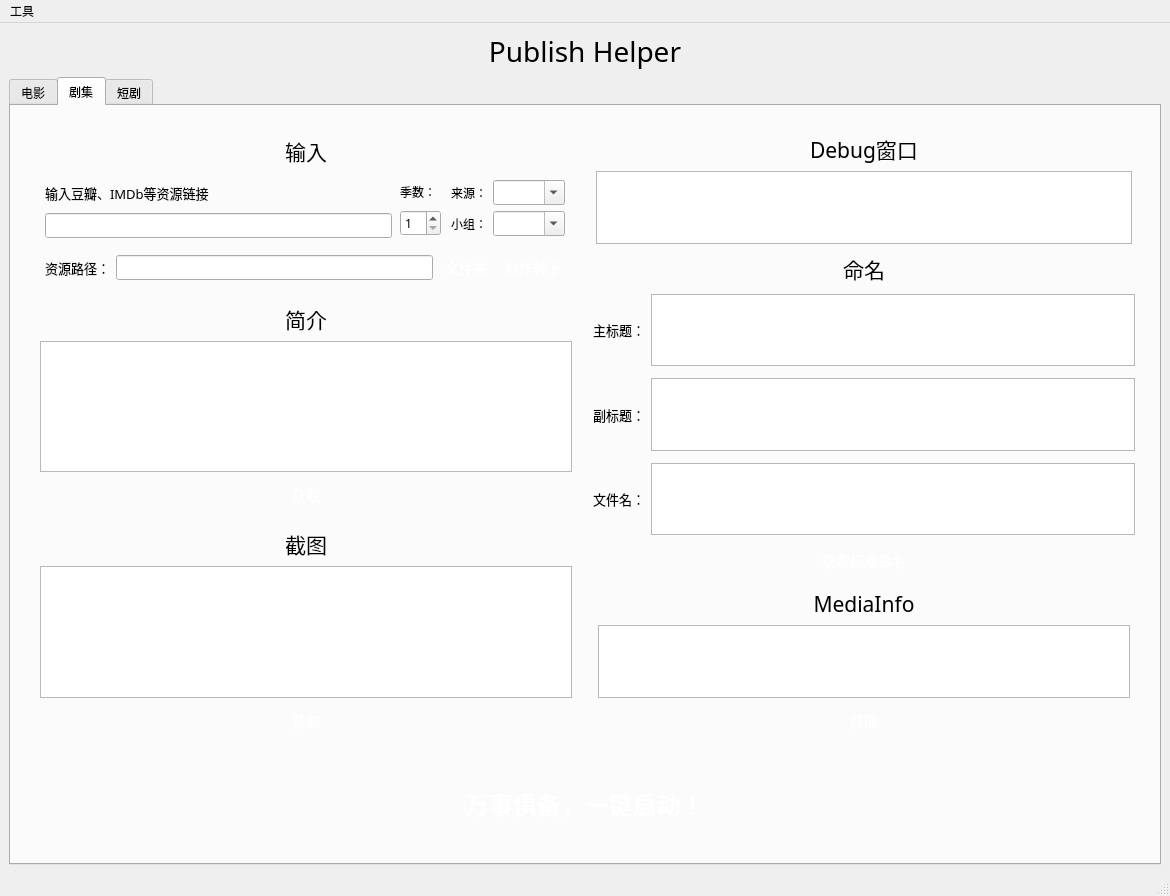
Before: the Qt Designer form ph-bjd/ui/mainwindow.ui in publish-helper/publish-helper, drawn with Qt 5.
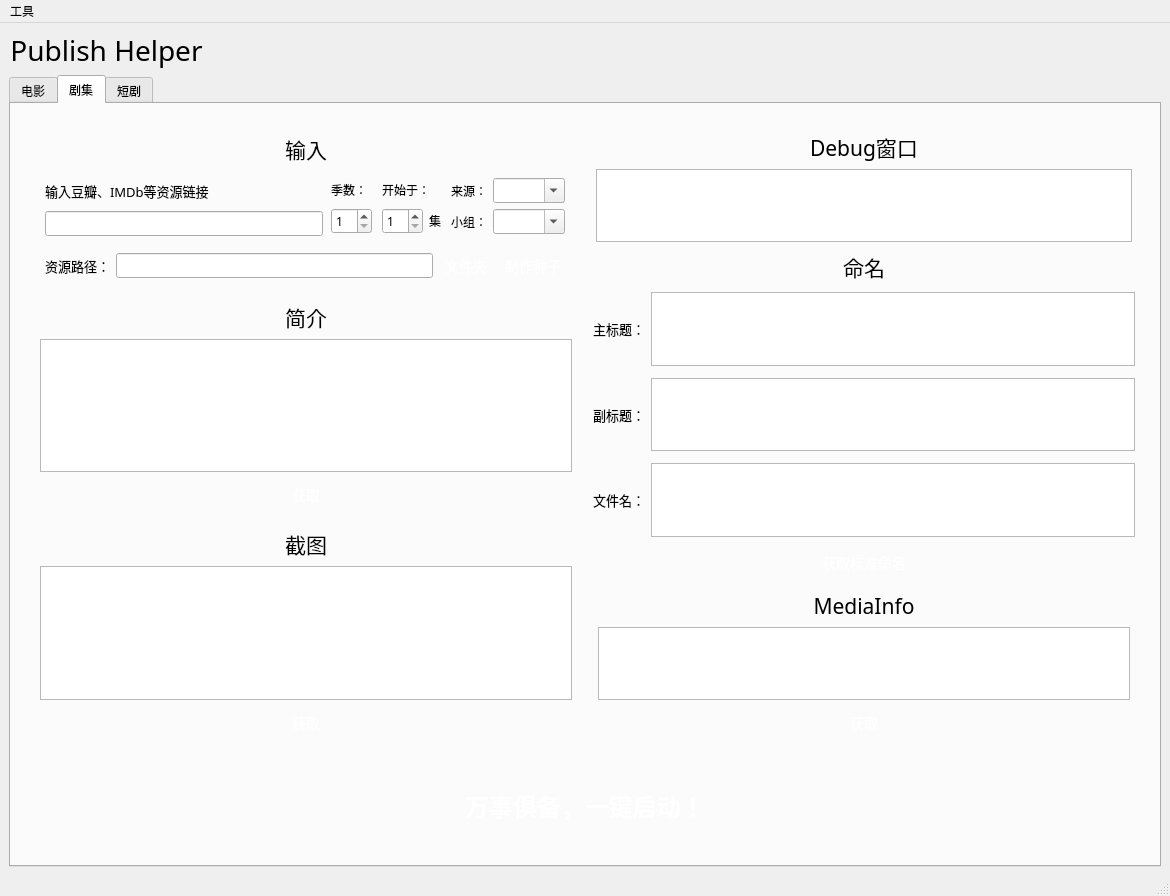
After: the same form once the commit is applied. The open tabs and pages were chosen to show the change.

The edit to the form file:
```diff
--- a/ph-bjd/ui/mainwindow.ui
+++ b/ph-bjd/ui/mainwindow.ui
@@ -23,9 +23,15 @@
    <string notr="true"/>
   </property>
   <widget class="QWidget" name="centralwidget">
-   <layout class="QVBoxLayout" name="verticalLayout_43">
-    <item>
      <widget class="QLabel" name="label_7">
+    <property name="geometry">
+     <rect>
+      <x>9</x>
+      <y>9</y>
+      <width>195</width>
+      <height>37</height>
+     </rect>
+    </property>
       <property name="font">
        <font>
         <family>微软雅黑</family>
@@ -39,9 +45,15 @@
        <set>Qt::AlignCenter</set>
       </property>
      </widget>
-    </item>
-    <item>
      <widget class="QTabWidget" name="tabWiget">
+    <property name="geometry">
+     <rect>
+      <x>9</x>
+      <y>52</y>
+      <width>1152</width>
+      <height>792</height>
+     </rect>
+    </property>
       <property name="currentIndex">
        <number>0</number>
       </property>
@@ -1012,6 +1024,10 @@
                    <number>5</number>
                   </property>
                   <item>
+                 <layout class="QVBoxLayout" name="verticalLayout_24">
+                  <item>
+                   <layout class="QVBoxLayout" name="verticalLayout_11">
+                    <item>
                    <layout class="QVBoxLayout" name="verticalLayout_34">
                     <property name="leftMargin">
                      <number>0</number>
@@ -1038,6 +1054,8 @@
                       </property>
                      </widget>
                     </item>
+                     </layout>
+                    </item>
                     <item>
                      <widget class="QLineEdit" name="ptGenUrlTV">
                       <property name="text">
@@ -1050,6 +1068,8 @@
                     </item>
                    </layout>
                   </item>
+                 </layout>
+                </item>
                   <item>
                    <layout class="QVBoxLayout" name="verticalLayout_42">
                     <property name="leftMargin">
@@ -1094,6 +1114,63 @@
                     </item>
                    </layout>
                   </item>
+                <item>
+                 <layout class="QVBoxLayout" name="verticalLayout_44">
+                  <property name="leftMargin">
+                   <number>2</number>
+                  </property>
+                  <property name="topMargin">
+                   <number>2</number>
+                  </property>
+                  <property name="rightMargin">
+                   <number>2</number>
+                  </property>
+                  <property name="bottomMargin">
+                   <number>2</number>
+                  </property>
+                  <item>
+                   <layout class="QHBoxLayout" name="horizontalLayout_43">
+                    <item>
+                     <widget class="QLabel" name="label_60">
+                      <property name="font">
+                       <font>
+                        <family>微软雅黑</family>
+                        <pointsize>9</pointsize>
+                       </font>
+                      </property>
+                      <property name="text">
+                       <string>开始于：</string>
+                      </property>
+                     </widget>
+                    </item>
+                   </layout>
+                  </item>
+                  <item>
+                   <layout class="QHBoxLayout" name="horizontalLayout_44">
+                    <item>
+                     <widget class="QSpinBox" name="episodeStartBoxTV">
+                      <property name="minimum">
+                       <number>1</number>
+                      </property>
+                     </widget>
+                    </item>
+                    <item>
+                     <widget class="QLabel" name="label_61">
+                      <property name="font">
+                       <font>
+                        <family>微软雅黑</family>
+                        <pointsize>9</pointsize>
+                       </font>
+                      </property>
+                      <property name="text">
+                       <string>集</string>
+                      </property>
+                     </widget>
+                    </item>
+                   </layout>
+                  </item>
+                 </layout>
+                </item>
                   <item>
                    <layout class="QVBoxLayout" name="verticalLayout_35">
                     <property name="leftMargin">
@@ -2857,8 +2934,6 @@
        </layout>
       </widget>
      </widget>
-    </item>
-   </layout>
   </widget>
   <widget class="QStatusBar" name="statusbar"/>
   <widget class="QMenuBar" name="menubar">
```
Left out of the diff: 35 changed lines with no effect on the pictures. Lines whose indentation alone changed are shown as unchanged.
